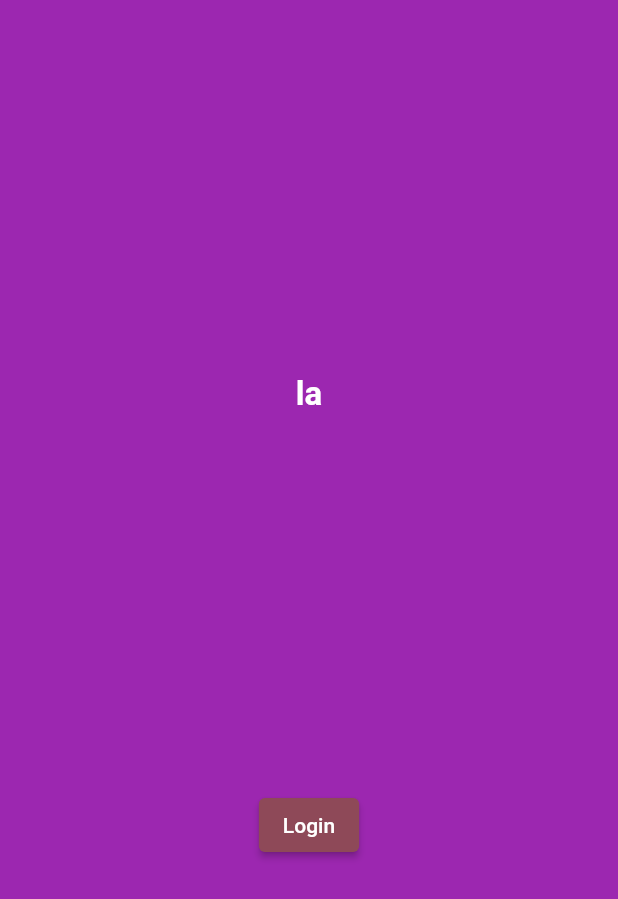
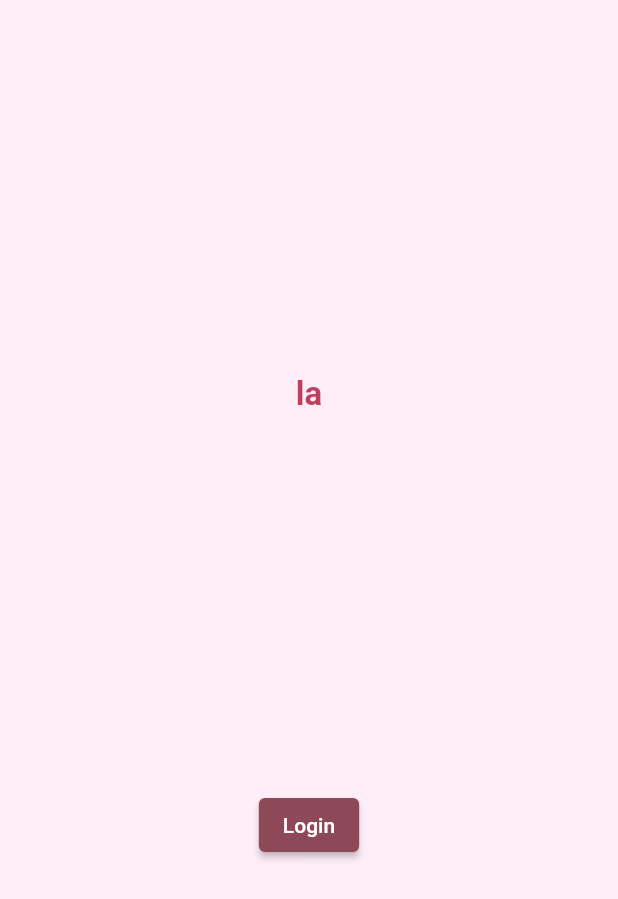
Before and after one commit to anacsalmeida/ada, a Flutter app: the HomePage screen opened by its route, on a phone screen of 412 x 824 dp. Shown: the top 899 px of the screen. Run offline on Flutter 3.47's test engine with Material 2 defaults, Android fonts, the light colour scheme and no system bars; our stand-ins replace animated_splash_screen, cloud_firestore, firebase_auth, firebase_core, shared_preferences; accounts and stored records are empty.

Commit message:
Última versão

```diff
--- a/lib/pages/home_page.dart
+++ b/lib/pages/home_page.dart
@@ -26,11 +26,8 @@ class _HomePageState extends State<HomePage> {
   @override
   Widget build(BuildContext context) {
     return Scaffold(
-      backgroundColor: Colors.green,
-      body: Container(
-        width: double.infinity,
-        color: Colors.purple,
-        child: Column(
+      backgroundColor: const Color.fromARGB(255, 255, 238, 247),
+      body: Column(
         mainAxisAlignment: MainAxisAlignment.spaceEvenly,
         children: [
           Text(
@@ -39,7 +36,7 @@ class _HomePageState extends State<HomePage> {
                 : "la",
             style: const TextStyle(
               fontSize: 22,
-                color: Colors.white,
+              color: const Color.fromARGB(255, 191, 63, 97),
               fontWeight: FontWeight.bold,
             ),
           ),
@@ -56,7 +53,6 @@ class _HomePageState extends State<HomePage> {
           )
         ],
       ),
-      ),
     );
   }
 }
```
Also changed, not shown: lib/controllers/authenticator_controller.dart (+0 -16 lines), lib/controllers/register_controller.dart (added, +13 -0 lines), lib/main.dart (+4 -8 lines), lib/pages/authenticator.dart (+0 -12 lines). Lines whose indentation alone changed are shown as unchanged.
